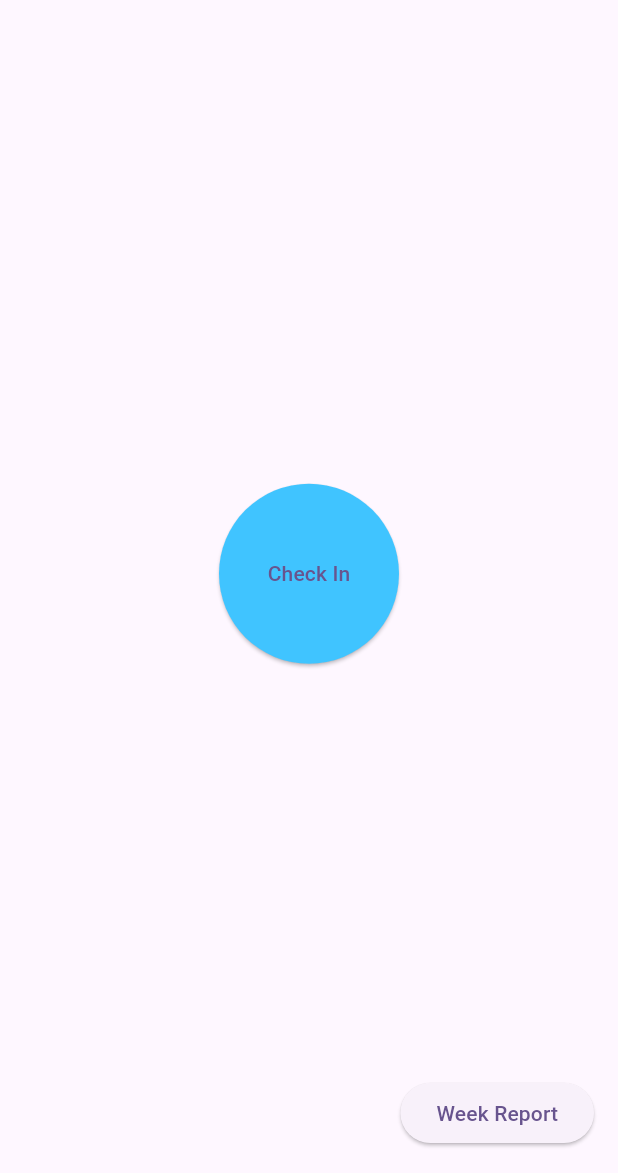
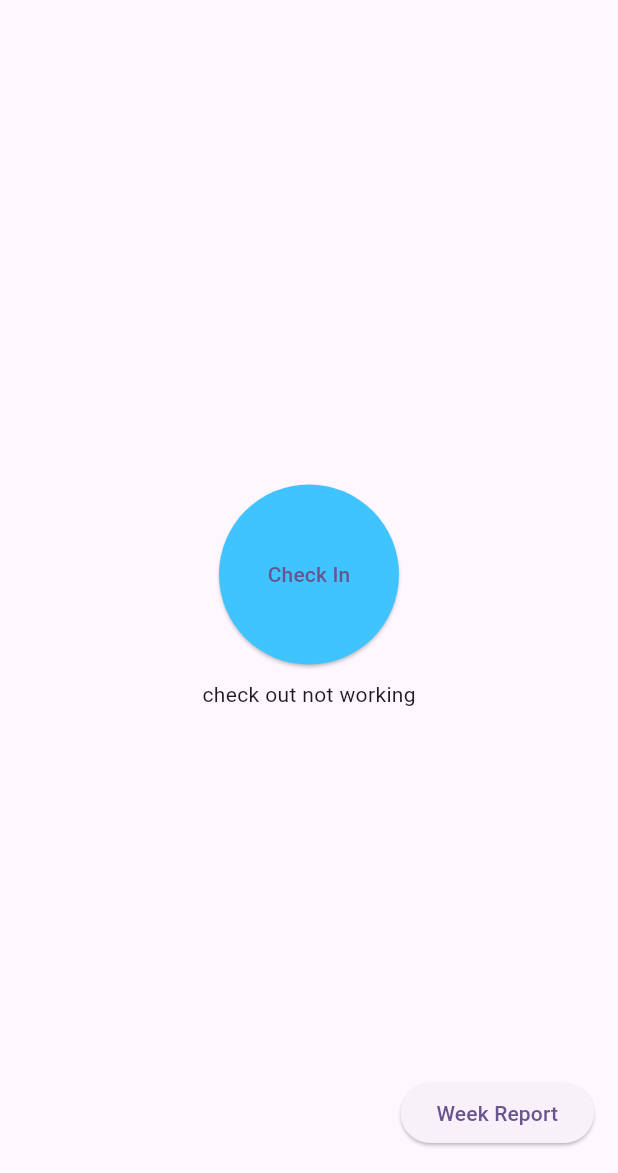
Before and after one commit to ngoantho/FieldFlow, a Flutter app: the screen it shows after launch, on a phone screen of 412 x 824 dp, the part 63-1236 px from its top. Run offline on Flutter 3.47's test engine with Material 3 defaults, Android fonts, the phone set to English and light mode, and no system bars.

Commit message:
for Q to take a look

```diff
--- a/lib/homepage.dart
+++ b/lib/homepage.dart
@@ -16,7 +16,7 @@ class Homepage extends StatefulWidget {
 
 class _HomepageState extends State<Homepage>
     with BuildAppBar, NavigateMixin, DialogConfirmMixin {
-  void checkIn() {
+  void _checkIn() {
     final timeTracker = context.read<TimeTracker>();
 
     setState(() {
@@ -32,7 +32,7 @@ class _HomepageState extends State<Homepage>
     ));
   }
 
-  void checkOut() async {
+  void _checkOut() async {
     final timeTracker = context.read<TimeTracker>();
     bool confirmed =
         await showConfirmDialog(context: context, title: 'Check Out?');
@@ -46,29 +46,13 @@ class _HomepageState extends State<Homepage>
     }
   }
 
-  void _checkInAgain() {
-    final timeTracker = context.read<TimeTracker>();
-
-    setState(() {
-      timeTracker.checkInTime = null;
-      timeTracker.checkOutTime = null;
-      timeTracker.checkedIn = null;
-    });
-
-    Navigator.pop(context);
+  DateTime? get _checkInTime {
+    final timeTracker = context.watch<TimeTracker>();
+    return timeTracker.checkInTime;
   }
 
-  bool get alreadyCheckedOut {
-    final timeTracker = context.read<TimeTracker>();
-    return timeTracker.checkedIn == false;
-  }
-
-  DateTime? get checkInTime {
-    final timeTracker = context.read<TimeTracker>();
-    return timeTracker.checkInTime;
-  }
-  DateTime? get checkOutTime {
-    final timeTracker = context.read<TimeTracker>();
+  DateTime? get _checkOutTime {
+    final timeTracker = context.watch<TimeTracker>();
     return timeTracker.checkOutTime;
   }
 
@@ -78,8 +62,6 @@ class _HomepageState extends State<Homepage>
 
     return Scaffold(
         appBar: buildAppBar(title: 'FieldFlow'),
-        drawer: alreadyCheckedOut ? ElevatedButton(
-            onPressed: _checkInAgain, child: Text('Check In again')) : null,
         floatingActionButton: ElevatedButton(
             onPressed: () {
               navigateTo(context: context, widget: WeekListHistoryPage());
@@ -89,29 +71,44 @@ class _HomepageState extends State<Homepage>
             child: Column(
           mainAxisAlignment: MainAxisAlignment.center,
           children: [
-            !alreadyCheckedOut
-                ? ElevatedButton(
-                    onPressed: switch (timeTracker.checkedIn) {
-                      null => checkIn,
-                      true => checkOut,
-                      false => null, // already checked out
-                    },
+                ElevatedButton(
+                    // onPressed: switch (timeTracker.checkedIn) {
+                    //   null => () {
+                    //       timeTracker.checkIn();
+                    //       setState(() {});
+                    //     },
+                    //   true => () {
+                    //       timeTracker.checkOut();
+                    //       setState(() {});
+                    //     },
+                    //   false => null, // already checked out
+                    // },
+              onPressed: (){
+                if (timeTracker.checkInTime == null){
+                  timeTracker.checkIn();
+                } else{
+                  timeTracker.checkOut();
+                }
+              },
                     style: ElevatedButton.styleFrom(
                         shape: CircleBorder(),
                         padding: EdgeInsets.all(50),
                         backgroundColor: Colors.lightBlueAccent),
-                    child: Text(switch (timeTracker.checkedIn) {
-                      null => 'Check In',
-                      true => 'Check Out',
-                      false => '',
-                    }))
-                : Container(),
+                    // child: Text(switch (timeTracker.checkedIn) {
+                    //   null => 'Check In',
+                    //   true => 'Check Out',
+                    //   false => '',
+                    // })
+                child: Text(
+                  timeTracker.checkInTime == null? 'Check In' : 'Check Out',
+                ),)
+                ,
             SizedBox(height: 10),
-            Text(switch (timeTracker.checkedIn) {
-              true => "Checked In on ${checkInTime?.getMmDdYyyy()} at ${checkInTime?.getHHmmss()}",
-              false => "Checked Out on ${checkOutTime?.getMmDdYyyy()} at ${checkOutTime?.getHHmmss()}",
-              null => "",
-            })
+            Text(timeTracker.checkInTime != null
+                ? "Checked In at ${timeTracker.checkInTime}"
+                : timeTracker.checkOutTime != null
+                    ? "Checked Out at ${timeTracker.checkOutTime}"
+                    : "check out not working"),
           ],
         )));
   }
--- a/lib/time_tracker_provider.dart
+++ b/lib/time_tracker_provider.dart
@@ -9,15 +9,13 @@ class TimeTracker with ChangeNotifier {
   DateTime? checkOutTime;
   List<WeekModel> weekList = [];
   WeekModel? currentWeek;
-  bool? checkedIn;
 
   void checkIn() {
-    checkedIn = true;
     checkInTime = DateTime.now();
+    notifyListeners();
   }
 
   void checkOut() {
-    checkedIn = false;
     checkOutTime = DateTime.now();
 
     if (checkInTime == null || checkOutTime == null) return;
```
